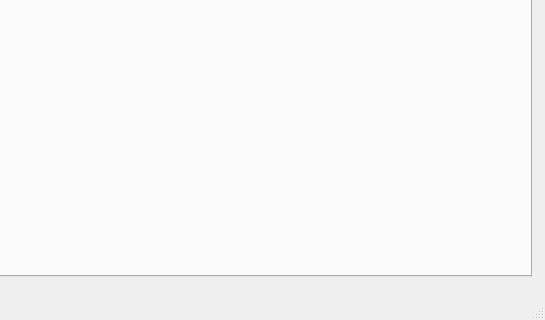
Old version of the form widget_main.ui in the repository mupimenov/hponic; both pictures show x 89 to 634 and y 210 to 530 of the 634 by 530 pixel window.
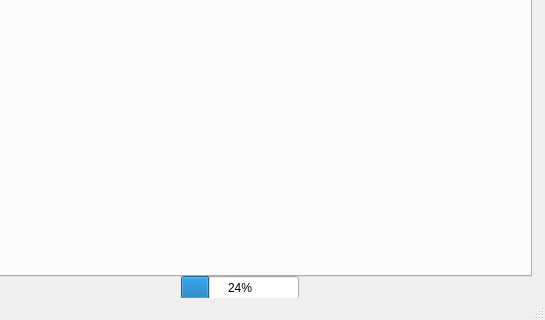
New version of the form. Icons and pictures are not drawn.

Patch:
```diff
--- a/widget_main.ui
+++ b/widget_main.ui
@@ -24,6 +24,19 @@
      </rect>
     </property>
    </widget>
+   <widget class="QProgressBar" name="progressBar">
+    <property name="geometry">
+     <rect>
+      <x>270</x>
+      <y>450</y>
+      <width>118</width>
+      <height>23</height>
+     </rect>
+    </property>
+    <property name="value">
+     <number>24</number>
+    </property>
+   </widget>
   </widget>
   <widget class="QMenuBar" name="menuBar">
    <property name="geometry">
```
Left out of the diff: 14 changed lines with no effect on the pictures.
